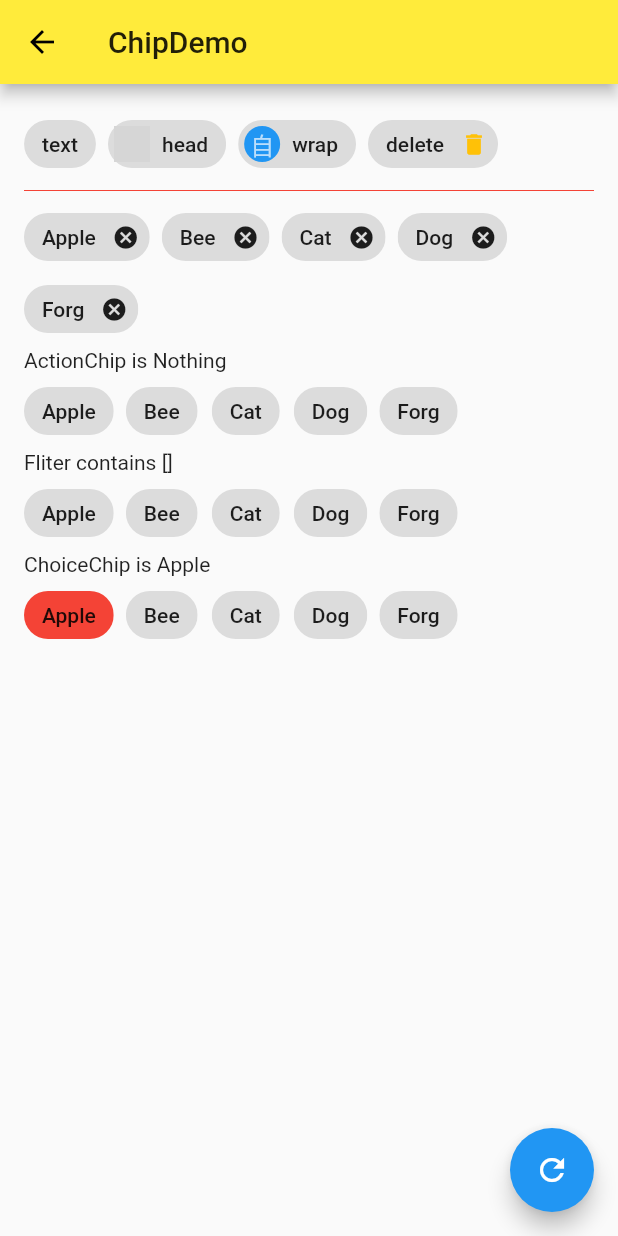
After one commit to chenchaoPgy/flutterStudy, a Flutter app: the screen it shows after launch, after a tap on "ChipDemo", on a phone screen of 412 x 824 dp. The commit adds this screen. Run offline on Flutter 3.47's test engine with Material 2 defaults, Android fonts, the phone set to English and light mode, and no system bars; network calls fail; grey boxes are pictures that could not be loaded.

Commit message:
chip组件练习

```diff
--- /dev/null
+++ b/lib/demo/ChipDemo.dart
@@ -0,0 +1,145 @@
+import 'package:flutter/material.dart';
+import 'package:my_flutter_app/model/post.dart';
+
+class ChipDemo extends StatefulWidget {
+  @override
+  _ChipDemoState createState() => _ChipDemoState();
+}
+
+class _ChipDemoState extends State<ChipDemo> {
+  List<String> _tags = [
+    "Apple",
+    "Bee",
+    "Cat",
+    "Dog",
+    "Forg",
+  ];
+
+  String _action = "Nothing";
+
+  List<String> _chooseList = [];
+
+  String _choice = "Apple";
+
+  @override
+  Widget build(BuildContext context) {
+    return Scaffold(
+      appBar: AppBar(
+        title: Text('ChipDemo'),
+      ),
+      body: Container(
+        padding: EdgeInsets.all(16.0),
+        child: Wrap(
+          spacing: 8.0,
+          runSpacing: 2.0,
+          children: <Widget>[
+            Chip(label: Text("text")),
+            Chip(
+              label: Text("head"),
+              avatar: CircleAvatar(
+                backgroundImage: NetworkImage(posts[0].imageUrl),
+                backgroundColor: Colors.amber,
+                child: Text("pic"),
+              ),
+            ),
+            Chip(
+              label: Text("wrap"),
+              avatar: CircleAvatar(
+                child: Text("自"),
+                backgroundColor: Colors.blue,
+              ),
+            ),
+            Chip(
+              label: Text("delete"),
+              onDeleted: () {},
+              deleteIconColor: Colors.amber,
+              deleteIcon: Icon(Icons.delete),
+              deleteButtonTooltipMessage: "Remove  This Tap",
+            ),
+            Divider(
+              height: 10,
+              color: Colors.red,
+            ),
+            Wrap(
+              spacing: 8.0,
+              children: _tags.map((tag) {
+                return Chip(
+                  label: Text(tag),
+                  onDeleted: () {
+                    setState(() {
+                      _tags.remove(tag);
+                    });
+                  },
+                );
+              }).toList(),
+            ),
+            Text("ActionChip is $_action"),
+            Wrap(
+              spacing: 8.0,
+              children: _tags.map((tag) {
+                return ActionChip(
+                    label: Text(tag),
+                    onPressed: () {
+                      setState(() {
+                        _action = tag;
+                      });
+                    });
+              }).toList(),
+            ),
+            Text('Fliter contains ${_chooseList.toString()}'),
+            Wrap(
+              spacing: 8.0,
+              children: _tags.map((tag) {
+                return FilterChip(
+                  label: Text(tag),
+                  selected: _chooseList.contains(tag),
+                  onSelected: (value) {
+                    setState(() {
+                      if (_chooseList.contains(tag)) {
+                        _chooseList.remove(tag);
+                      } else {
+                        _chooseList.add(tag);
+                      }
+                    });
+                  },
+                );
+              }).toList(),
+            ),
+            Text('ChoiceChip is $_choice'),
+            Wrap(
+              spacing: 8.0,
+              children: _tags.map((tag) {
+                return ChoiceChip(
+                  selectedColor: Colors.red,
+                  label: Text(tag),
+                  selected: _choice == tag,
+                  onSelected: (value) {
+                    setState(() {
+                      _choice = tag;
+                    });
+                  },
+                );
+              }).toList(),
+            ),
+          ],
+        ),
+      ),
+      floatingActionButton: FloatingActionButton(
+        onPressed: () {
+          setState(() {
+            _tags = [
+              "Apple",
+              "Bee",
+              "Cat",
+              "Dog",
+              "Forg",
+            ];
+            _chooseList = [];
+            _choice = "Apple";
+          });
+        },
+        child: Icon(Icons.refresh),
+      ),
+    );
+  }
+}
--- a/lib/demo/material_components.dart
+++ b/lib/demo/material_components.dart
@@ -15,6 +15,7 @@ import 'check_box_demo.dart';
 import 'radio_demo.dart';
 import 'switch_demo.dart';
 import 'slider_demo.dart';
+import 'ChipDemo.dart';
 
 class MaterialComponents extends StatelessWidget {
   @override
@@ -26,6 +27,10 @@ class MaterialComponents extends StatelessWidget {
       body: Container(
         child: ListView(
           children: <Widget>[
+            ListItem(
+              title: "ChipDemo",
+              page: ChipDemo(),
+            ),
             ListItem(
               title: "ExpansionPanelDemo",
               page: ExpansionPanelDemo(),
```
